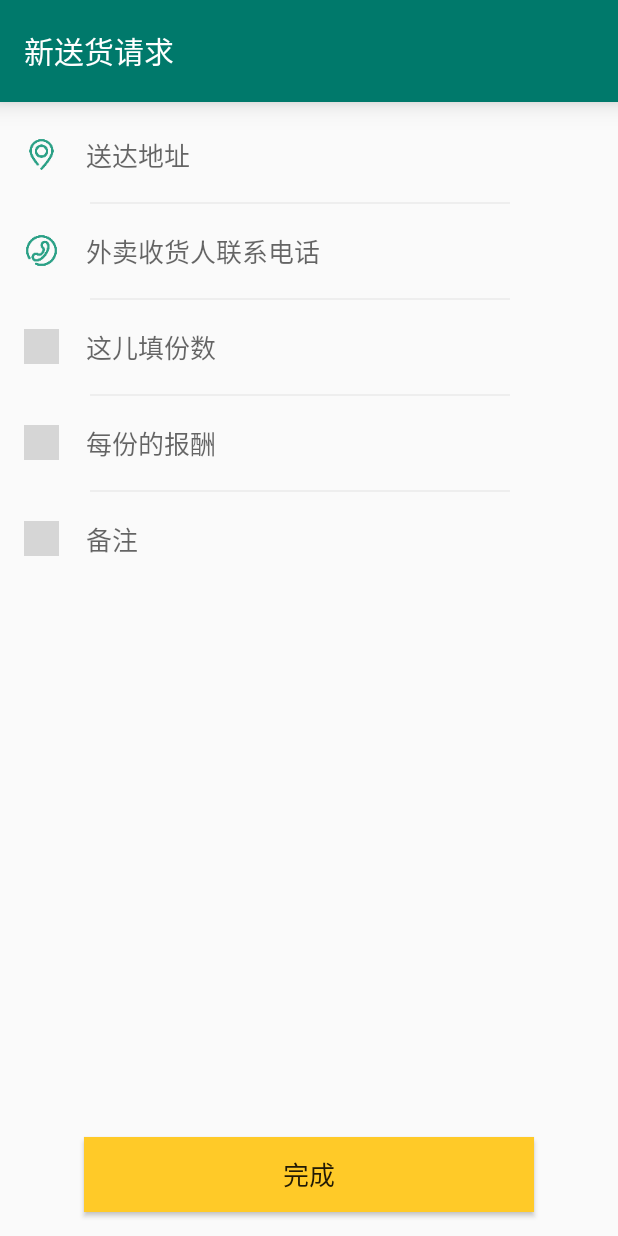
After one commit to SchoolDeal/Deal2, an Android app: the TakeoutGenerateActivity screen opened directly, with no data from a screen before it, on a phone screen of 412 x 824 dp. The commit adds this screen. Run offline under Robolectric (Android 15) with nearby library versions, the phone set to English and light mode, and no system bars; our stand-ins replace ButterKnife; grey boxes are pictures that could not be loaded.

Commit message:
增加新外卖送货请求页面

```diff
--- a/app/src/main/AndroidManifest.xml
+++ b/app/src/main/AndroidManifest.xml
@@ -86,7 +86,8 @@
         //schooltask的activity
         <activity android:name=".schooltask.view.SchoolTaskActivity">
         </activity>
-        <activity android:name=".message.view.ConversationActivity"
+        <activity
+            android:name=".message.view.ConversationActivity"
             android:launchMode="singleTop"
             android:windowSoftInputMode="adjustPan">
         </activity>
@@ -164,6 +165,8 @@
         <!-- bmobim end -->
         <activity android:name=".takeout.view.TakeoutDetailsActivity">
         </activity>
+        <activity android:name=".takeout.view.TakeoutGenerateActivity">
+        </activity>
     </application>
 
 </manifest>
--- /dev/null
+++ b/app/src/main/java/com/school/schooldeal/takeout/presenter/TakeoutGeneratePresenter.java
@@ -0,0 +1,21 @@
+package com.school.schooldeal.takeout.presenter;
+
+import com.school.schooldeal.takeout.model.TakeoutGenerateBean;
+import com.school.schooldeal.takeout.view.ImplTakeoutGenerateActivity;
+
+/**
+ * Created by GavynZhang on 2017/2/4 23:19.
+ */
+
+public class TakeoutGeneratePresenter {
+    private ImplTakeoutGenerateActivity mGenerateActivity;
+
+    public TakeoutGeneratePresenter(ImplTakeoutGenerateActivity generateActivity) {
+        this.mGenerateActivity = generateActivity;
+    }
+
+    public void generateTakeawayServiceRequest(TakeoutGenerateBean generateBean){
+
+    }
+
+}
--- /dev/null
+++ b/app/src/main/java/com/school/schooldeal/takeout/view/ImplTakeoutGenerateActivity.java
@@ -0,0 +1,8 @@
+package com.school.schooldeal.takeout.view;
+
+/**
+ * Created by GavynZhang on 2017/2/5 0:14.
+ */
+
+public interface ImplTakeoutGenerateActivity {
+}
--- /dev/null
+++ b/app/src/main/java/com/school/schooldeal/takeout/view/TakeoutGenerateActivity.java
@@ -0,0 +1,70 @@
+package com.school.schooldeal.takeout.view;
+
+import android.os.Bundle;
+import android.support.v7.widget.Toolbar;
+import android.widget.Button;
+import android.widget.EditText;
+
+import com.school.schooldeal.R;
+import com.school.schooldeal.base.BaseActivity;
+import com.school.schooldeal.commen.util.ToastUtil;
+import com.school.schooldeal.takeout.model.TakeoutGenerateBean;
+import com.school.schooldeal.takeout.presenter.TakeoutGeneratePresenter;
+
+import butterknife.BindView;
+import butterknife.ButterKnife;
+import butterknife.OnClick;
+
+public class TakeoutGenerateActivity extends BaseActivity implements ImplTakeoutGenerateActivity{
+
+    @BindView(R.id.toolBar_takeoutGenerate)
+    Toolbar mToolBarTakeoutGenerate;
+    @BindView(R.id.destinationEdit_takeoutGenerate)
+    EditText mDestinationEditTakeoutGenerate;
+    @BindView(R.id.studentPhoneEdit_takeoutGenerate)
+    EditText mStudentPhoneEditTakeoutGenerate;
+    @BindView(R.id.amountEdit_takeoutGenerate)
+    EditText mAmountEditTakeoutGenerate;
+    @BindView(R.id.remunerationEdit_takeoutGenerate)
+    EditText mRemunerationEditTakeoutGenerate;
+    @BindView(R.id.remarksEdit_takeoutGenerate)
+    EditText mRemarksEditTakeoutGenerate;
+    @BindView(R.id.generateRequest_takeoutGenerate)
+    Button mGenerateRequestTakeoutGenerate;
+
+    TakeoutGeneratePresenter mPresenter = new TakeoutGeneratePresenter(this);
+
+    @Override
+    protected void initData() {
+        initToolbar();
+    }
+
+    @Override
+    protected int getContentViewId() {
+        return R.layout.activity_takeout_generate;
+    }
+
+    private void initToolbar() {
+        mToolBarTakeoutGenerate.setTitle("新送货请求");
+        mToolBarTakeoutGenerate.setTitleTextColor(getResources().getColor(R.color.white));
+    }
+
+    @OnClick(R.id.generateRequest_takeoutGenerate)
+    public void onClick() {
+        if (mDestinationEditTakeoutGenerate == null ||
+                mStudentPhoneEditTakeoutGenerate == null ||
+                mAmountEditTakeoutGenerate == null ||
+                mRemunerationEditTakeoutGenerate == null ||
+                mRemarksEditTakeoutGenerate == null){
+            ToastUtil.makeShortToast(TakeoutGenerateActivity.this, "还没填完整哦！！");
+        }else{
+            //生成外卖服务请求单
+            TakeoutGenerateBean generateBean = new TakeoutGenerateBean();
+            generateBean.setDestination(mDestinationEditTakeoutGenerate.getText().toString());
+            generateBean.setStuPhoneNum(mStudentPhoneEditTakeoutGenerate.getText().toString());
+            generateBean.setAmount(Integer.parseInt(mAmountEditTakeoutGenerate.getText().toString()));
+            generateBean.setRemuneration(Float.parseFloat(mRemunerationEditTakeoutGenerate.getText().toString()));
+            mPresenter.generateTakeawayServiceRequest(generateBean);
+        }
+    }
+}
--- /dev/null
+++ b/app/src/main/res/layout/activity_takeout_generate.xml
@@ -0,0 +1,222 @@
+<?xml version="1.0" encoding="utf-8"?>
+<RelativeLayout
+    xmlns:android="http://schemas.android.com/apk/res/android"
+    xmlns:tools="http://schemas.android.com/tools"
+    android:id="@+id/activity_takeout_generate"
+    android:layout_width="match_parent"
+    android:layout_height="match_parent"
+    tools:context="com.school.schooldeal.takeout.view.TakeoutGenerateActivity">
+
+    <android.support.v7.widget.Toolbar
+        android:id="@+id/toolBar_takeoutGenerate"
+        android:background="@color/barBackColor"
+        android:fitsSystemWindows="true"
+        android:clipToPadding="false"
+        android:elevation="10dp"
+        android:layout_width="match_parent"
+        android:layout_height="68dp">
+    </android.support.v7.widget.Toolbar>
+
+    <RelativeLayout
+        android:id="@+id/destinationRl_takeoutGenerate"
+        android:layout_below="@+id/toolBar_takeoutGenerate"
+        android:layout_marginTop="20dp"
+        android:layout_width="match_parent"
+        android:layout_height="wrap_content">
+
+        <ImageView
+            android:id="@+id/destinationImg_takeoutGenerate"
+            android:src="@mipmap/locationgt"
+            android:layout_centerVertical="true"
+            android:layout_marginStart="16dp"
+            android:layout_width="23dp"
+            android:layout_height="23dp"/>
+        <EditText
+            android:id="@+id/destinationEdit_takeoutGenerate"
+            android:layout_marginStart="18dp"
+            android:layout_marginTop="4dp"
+            android:layout_centerVertical="true"
+            android:layout_toRightOf="@+id/destinationImg_takeoutGenerate"
+            android:background="@null"
+            android:hint="送达地址"
+            android:textColor="@color/md_grey_800"
+            android:textSize="17sp"
+            android:layout_width="match_parent"
+            android:layout_height="wrap_content"/>
+
+    </RelativeLayout>
+
+    <ImageView
+        android:id="@+id/dividing_1"
+        android:background="@color/md_grey_200"
+        android:layout_below="@+id/destinationRl_takeoutGenerate"
+        android:layout_marginStart="60dp"
+        android:layout_marginTop="16dp"
+        android:layout_width="280dp"
+        android:layout_height="1dp"/>
+
+    <RelativeLayout
+        android:id="@+id/studentPhoneRl_takeoutGenerate"
+        android:layout_below="@+id/dividing_1"
+        android:layout_marginTop="16dp"
+        android:layout_width="match_parent"
+        android:layout_height="wrap_content">
+
+        <ImageView
+            android:id="@+id/studentPhoneImg_takeoutGenerate"
+            android:src="@mipmap/phonegt"
+            android:layout_centerVertical="true"
+            android:layout_marginStart="16dp"
+            android:layout_width="23dp"
+            android:layout_height="23dp"/>
+        <EditText
+            android:id="@+id/studentPhoneEdit_takeoutGenerate"
+            android:layout_marginStart="18dp"
+            android:layout_marginTop="4dp"
+            android:layout_centerVertical="true"
+            android:layout_toRightOf="@+id/studentPhoneImg_takeoutGenerate"
+            android:background="@null"
+            android:hint="外卖收货人联系电话"
+            android:inputType="phone"
+            android:maxLines="2"
+            android:textColor="@color/md_grey_800"
+            android:textSize="17sp"
+            android:layout_width="match_parent"
+            android:layout_height="wrap_content"/>
+
+    </RelativeLayout>
+
+    <ImageView
+        android:id="@+id/dividing_2"
+        android:background="@color/md_grey_200"
+        android:layout_below="@+id/studentPhoneRl_takeoutGenerate"
+        android:layout_marginStart="60dp"
+        android:layout_marginTop="16dp"
+        android:layout_width="280dp"
+        android:layout_height="1dp"/>
+
+    <RelativeLayout
+        android:id="@+id/amountRl_takeoutGenerate"
+        android:layout_below="@+id/dividing_2"
+        android:layout_marginTop="16dp"
+        android:layout_width="match_parent"
+        android:layout_height="wrap_content">
+
+        <ImageView
+            android:id="@+id/amountImg_takeoutGenerate"
+            android:src="@mipmap/amountgt"
+            android:layout_centerVertical="true"
+            android:layout_marginStart="16dp"
+            android:layout_width="23dp"
+            android:layout_height="23dp"/>
+
+        <EditText
+            android:id="@+id/amountEdit_takeoutGenerate"
+            android:layout_marginStart="18dp"
+            android:layout_marginTop="4dp"
+            android:layout_centerVertical="true"
+            android:layout_toRightOf="@+id/amountImg_takeoutGenerate"
+            android:background="@null"
+            android:hint="这儿填份数"
+            android:maxLines="1"
+            android:inputType="number"
+            android:textColor="@color/md_grey_800"
+            android:textSize="17sp"
+            android:layout_width="match_parent"
+            android:layout_height="wrap_content"/>
+
+    </RelativeLayout>
+
+    <ImageView
+        android:id="@+id/dividing_3"
+        android:background="@color/md_grey_200"
+        android:layout_below="@+id/amountRl_takeoutGenerate"
+        android:layout_marginStart="60dp"
+        android:layout_marginTop="16dp"
+        android:layout_width="280dp"
+        android:layout_height="1dp"/>
+
+    <RelativeLayout
+        android:id="@+id/remunerationRl_takeoutGenerate"
+        android:layout_below="@+id/dividing_3"
+        android:layout_marginTop="16dp"
+        android:layout_width="match_parent"
+        android:layout_height="wrap_content">
+
+        <ImageView
+            android:id="@+id/remunerationImg_takeoutGenerate"
+            android:src="@mipmap/refundgt"
+            android:layout_centerVertical="true"
+            android:layout_marginStart="16dp"
+            android:layout_width="23dp"
+            android:layout_height="23dp"/>
+
+        <EditText
+            android:id="@+id/remunerationEdit_takeoutGenerate"
+            android:layout_marginStart="18dp"
+            android:layout_marginTop="4dp"
+            android:layout_centerVertical="true"
+            android:layout_toRightOf="@+id/remunerationImg_takeoutGenerate"
+            android:background="@null"
+            android:hint="每份的报酬"
+            android:maxLines="1"
+            android:inputType="number"
+            android:textColor="@color/md_grey_800"
+            android:textSize="17sp"
+            android:layout_width="match_parent"
+            android:layout_height="wrap_content"/>
+
+    </RelativeLayout>
+
+    <ImageView
+        android:id="@+id/dividing_4"
+        android:background="@color/md_grey_200"
+        android:layout_below="@+id/remunerationRl_takeoutGenerate"
+        android:layout_marginStart="60dp"
+        android:layout_marginTop="16dp"
+        android:layout_width="280dp"
+        android:layout_height="1dp"/>
+
+    <RelativeLayout
+        android:id="@+id/remarksRl_takeoutGenerate"
+        android:layout_below="@+id/dividing_4"
+        android:layout_marginTop="16dp"
+        android:layout_width="match_parent"
+        android:layout_height="wrap_content">
+
+        <ImageView
+            android:id="@+id/remarksImg_takeoutGenerate"
+            android:src="@mipmap/textgt"
+            android:layout_centerVertical="true"
+            android:layout_marginStart="16dp"
+            android:layout_width="23dp"
+            android:layout_height="23dp"/>
+
+        <EditText
+            android:id="@+id/remarksEdit_takeoutGenerate"
+            android:layout_marginStart="18dp"
+            android:layout_marginTop="4dp"
+            android:layout_centerVertical="true"
+            android:layout_toRightOf="@+id/remarksImg_takeoutGenerate"
+            android:background="@null"
+            android:hint="备注"
+            android:textColor="@color/md_grey_800"
+            android:textSize="17sp"
+            android:layout_width="match_parent"
+            android:layout_height="wrap_content"/>
+
+    </RelativeLayout>
+
+
+    <Button
+        android:id="@+id/generateRequest_takeoutGenerate"
+        android:text="完成"
+        android:textSize="17sp"
+        android:background="@color/md_amber_400"
+        android:layout_alignParentBottom="true"
+        android:layout_centerHorizontal="true"
+        android:layout_marginBottom="16dp"
+        android:layout_width="300dp"
+        android:layout_height="50dp"/>
+
+</RelativeLayout>
```
Also changed, not shown: app/src/main/java/com/school/schooldeal/MainActivity.java (+9 -8 lines), app/src/main/java/com/school/schooldeal/takeout/model/ImplTakeoutGenerateModel.java (added, +8 -0 lines), app/src/main/java/com/school/schooldeal/takeout/model/TakeoutGenerateBean.java (added, +55 -0 lines), app/src/main/java/com/school/schooldeal/takeout/view/ScrollAwareFABBehavior.java (added, +84 -0 lines), app/src/main/java/com/school/schooldeal/takeout/view/TakeOutFragment.java (+24 -2 lines), app/src/main/res/layout/fragment_takeout.xml (+16 -2 lines), app/src/main/res/drawable-hdpi/ic_action_name.png (added), app/src/main/res/drawable-mdpi/ic_action_name.png (added), app/src/main/res/drawable-xhdpi/ic_action_name.png (added), app/src/main/res/drawable-xxhdpi/ic_action_name.png (added), app/src/main/res/mipmap-xxhdpi/locationgt.png (added), app/src/main/res/mipmap-xxhdpi/phonegt.png (added).
